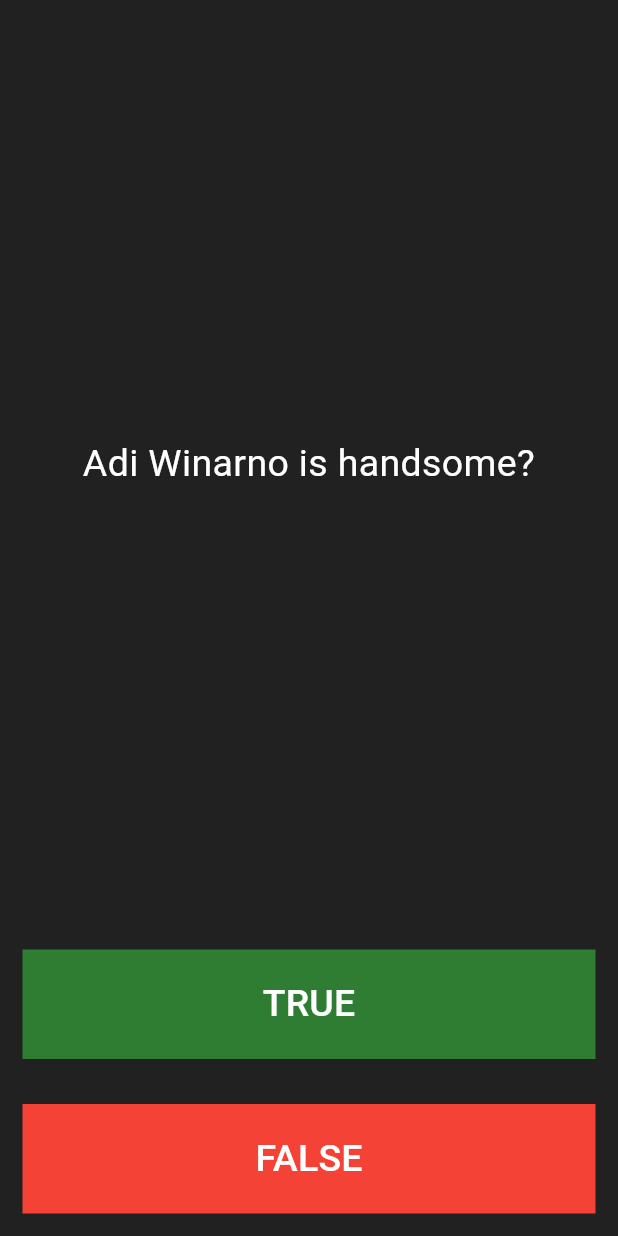
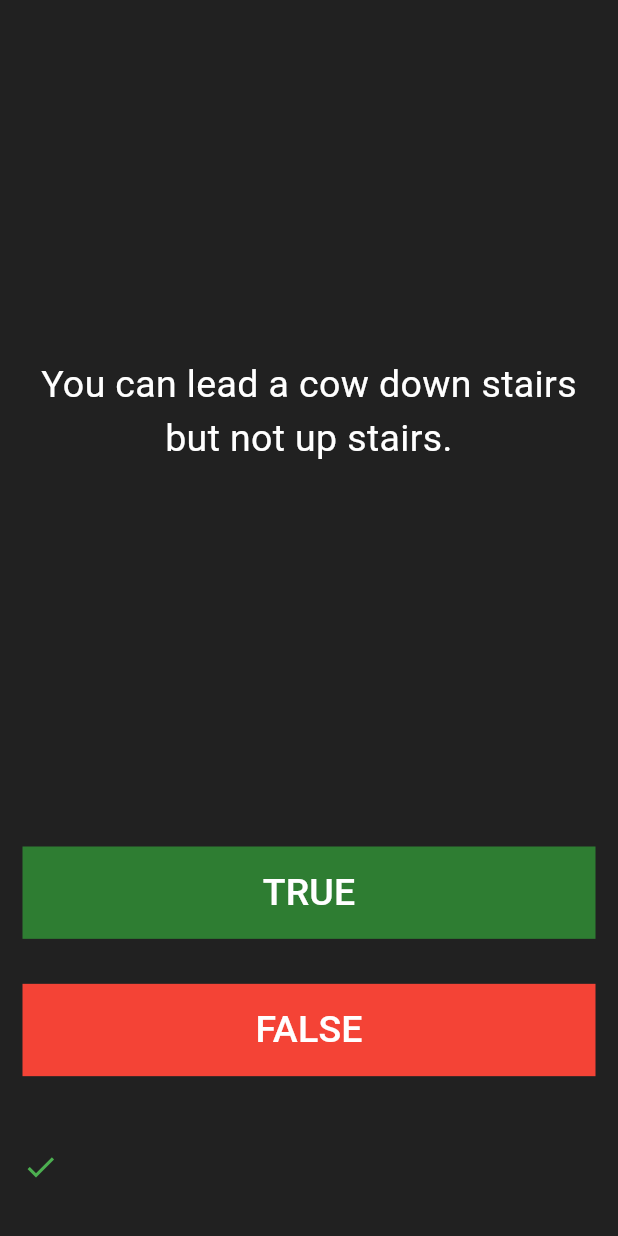
Before and after one commit to adiiwinarnoo/quizzler, a Flutter app: the screen it shows after launch, after a tap on "TRUE", on a phone screen of 412 x 824 dp. Run offline on Flutter 3.47's test engine with Material 3 defaults, Android fonts, the phone set to English and light mode, and no system bars; our stand-ins replace rflutter_alert.

Commit message:
applying alert and finished learn about quiz

```diff
--- a/lib/main.dart
+++ b/lib/main.dart
@@ -1,4 +1,9 @@
 import 'package:flutter/material.dart';
+import 'quiz_brain.dart';
+import 'question.dart';
+import 'package:rflutter_alert/rflutter_alert.dart';
+
+QuizBrain quizBrain = QuizBrain();
 
 void main() {
   runApp(const MainApp());
@@ -31,20 +36,69 @@ class QuizLer extends StatefulWidget {
 }
 
 class _QuizLerState extends State<QuizLer> {
+  List<Icon> scoreKeeper = [];
+
+  void alertFinishedQuestion() {
+    Alert(
+      context: context,
+      title: 'Finished',
+      desc: 'You\'ve already to finished the question',
+      type: AlertType.info,
+      buttons: [
+        DialogButton(
+          color: Colors.black,
+          child: const Text('CONFIRM',style: TextStyle(color: Colors.white),),
+          onPressed: () {
+            Navigator.pop(context);
+          },
+        )
+      ],
+    ).show();
+  }
+
+  void checkAnswer(bool userPickedAnswer) {
+    bool correctAnswer = quizBrain.getCorrectAnswer();
+    setState(() {
+      if (quizBrain.isFinished() == true) {
+        alertFinishedQuestion();
+        quizBrain.resetNumber();
+        scoreKeeper = [];
+      } else {
+        if (userPickedAnswer == correctAnswer) {
+          scoreKeeper.add(
+            const Icon(
+              Icons.check,
+              color: Colors.green,
+            ),
+          );
+        } else {
+          scoreKeeper.add(
+            const Icon(
+              Icons.close,
+              color: Colors.red,
+            ),
+          );
+        }
+        quizBrain.nextQuestion();
+      }
+    });
+  }
+
   @override
   Widget build(BuildContext context) {
     return Column(
       mainAxisAlignment: MainAxisAlignment.spaceBetween,
       crossAxisAlignment: CrossAxisAlignment.stretch,
       children: [
-        const Expanded(
+        Expanded(
           flex: 6,
           child: Padding(
             padding: EdgeInsets.all(10.0),
             child: Center(
-              child: Text("Adi Winarno is handsome?",
+              child: Text(
+                quizBrain.getQuestionText(),
                 textAlign: TextAlign.center,
-                style: TextStyle(fontSize: 25.0, color: Colors.white),
+                style: const TextStyle(fontSize: 25.0, color: Colors.white),
               ),
             ),
           ),
@@ -58,8 +112,11 @@ class _QuizLerState extends State<QuizLer> {
                   shape: RoundedRectangleBorder(
                     borderRadius: BorderRadius.circular(0),
                   )),
-              onPressed: () {},
-              child: const Text('TRUE',
+              onPressed: () {
+                checkAnswer(true);
+              },
+              child: const Text(
+                'TRUE',
                 style: TextStyle(color: Colors.white, fontSize: 25.0),
               ),
             ),
@@ -74,10 +131,22 @@ class _QuizLerState extends State<QuizLer> {
                   shape: RoundedRectangleBorder(
                     borderRadius: BorderRadius.circular(0),
                   )),
-              onPressed: () {},
-              child: const Text('FALSE',
+              onPressed: () {
+                checkAnswer(false);
+              },
+              child: const Text(
+                'FALSE',
                 style: TextStyle(color: Colors.white, fontSize: 25.0),
               ),
+            ),
+          ),
+        ),
+        //add for score keeper
+        Expanded(
+          child: Padding(
+            padding: const EdgeInsets.only(left: 15.0, right: 15.0),
+            child: Row(
+              children: scoreKeeper,
             ),
           ),
         ),
--- /dev/null
+++ b/lib/question.dart
@@ -0,0 +1,10 @@
+class Question {
+  late String questionText;
+  late bool questionAnswer;
+
+  Question(String q, bool a){
+    questionText = q;
+    questionAnswer = a;
+  }
+
+}
--- /dev/null
+++ b/lib/quiz_brain.dart
@@ -0,0 +1,63 @@
+import 'package:quizzler/main.dart';
+
+import 'question.dart';
+
+class QuizBrain {
+
+  int _questionNumber = 0;
+
+  // ignore: prefer_final_fields
+  List<Question> _suggestionQuestion = [
+    Question('Some cats are actually allergic to humans', true),
+    Question('You can lead a cow down stairs but not up stairs.', false),
+    Question('Approximately one quarter of human bones are in the feet.', true),
+    Question('A slug\'s blood is green.', true),
+    Question('Buzz Aldrin\'s mother\'s maiden name was \"Moon\".', true),
+    Question('It is illegal to pee in the Ocean in Portugal.', true),
+    Question(
+        'No piece of square dry paper can be folded in half more than 7 times.',
+        false),
+    Question(
+        'In London, UK, if you happen to die in the House of Parliament, you are technically entitled to a state funeral, because the building is considered too sacred a place.',
+        true),
+    Question(
+        'The loudest sound produced by any animal is 188 decibels. That animal is the African Elephant.',
+        false),
+    Question(
+        'The total surface area of two human lungs is approximately 70 square metres.',
+        true),
+    Question('Google was originally called \"Backrub\".', true),
+    Question(
+        'Chocolate affects a dog\'s heart and nervous system; a few ounces are enough to kill a small dog.',
+        true),
+    Question(
+        'In West Virginia, USA, if you accidentally hit an animal with your car, you are free to take it home to eat.',
+        true),
+  ];
+
+  void nextQuestion(){
+    if (_questionNumber < _suggestionQuestion.length - 1) {
+      _questionNumber++;
+    }
+  }
+
+  void resetNumber(){
+    _questionNumber = 0;
+  }
+
+  bool isFinished(){
+    if (_questionNumber >= _suggestionQuestion.length-1) {
+      return true;
+    }else{
+      return false;
+    }
+  }
+
+  String getQuestionText(){
+    return _suggestionQuestion[_questionNumber].questionText;
+  }
+
+  bool getCorrectAnswer(){
+    return _suggestionQuestion[_questionNumber].questionAnswer;
+  }
+}
--- a/pubspec.yaml
+++ b/pubspec.yaml
@@ -14,6 +14,7 @@ dev_dependencies:
   flutter_test:
     sdk: flutter
   flutter_lints: ^2.0.0
+  rflutter_alert: ^2.0.7
 
 flutter:
   uses-material-design: true
```
Also changed, not shown: pubspec.lock.
